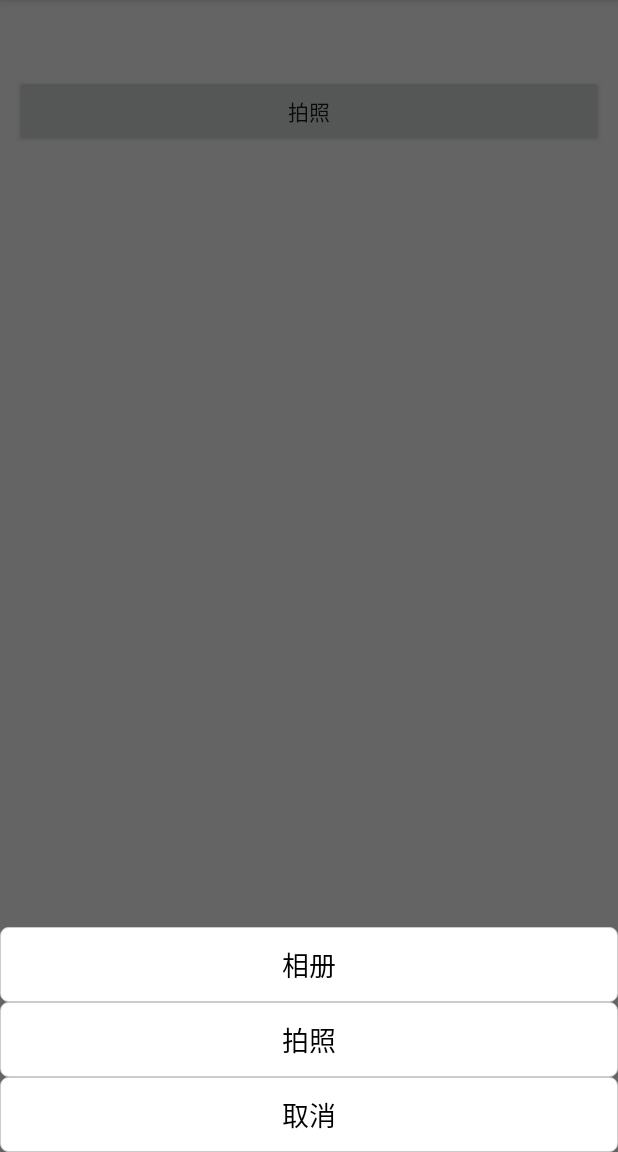
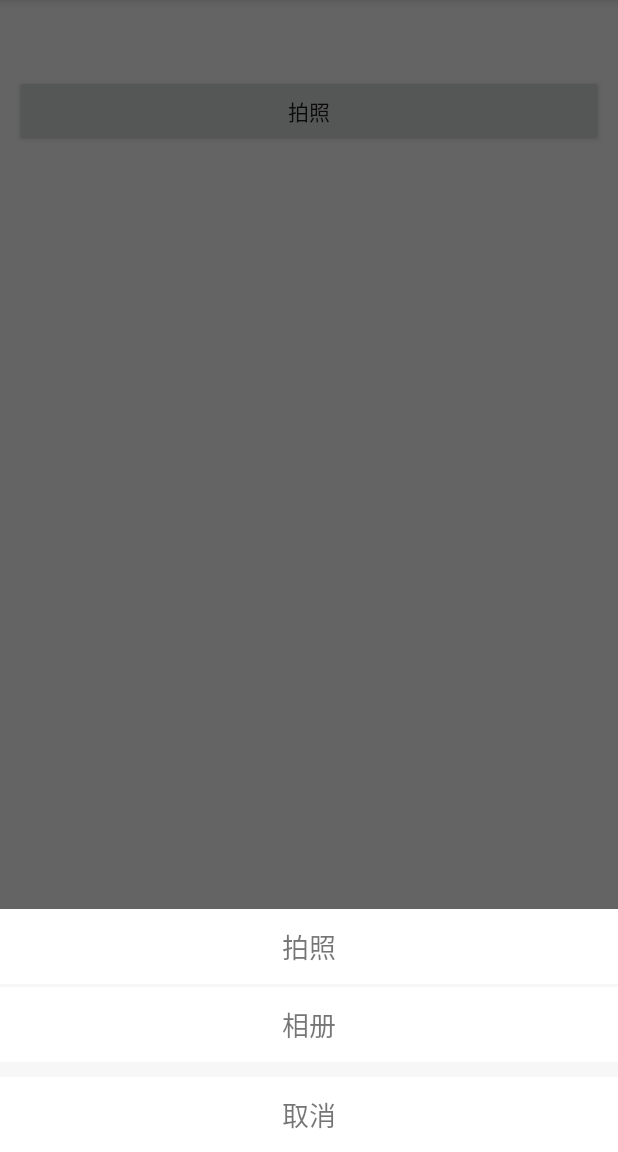
Before and after one commit to qq724418408/RSATest, an Android app: the CameraActivity screen opened directly, with no data from a screen before it, after a tap on "拍照", on a phone screen of 412 x 824 dp, the part 84-1236 px from its top. Run offline under Robolectric (Android 15) with nearby library versions, the phone set to English and light mode, and no system bars; pictures from the network do not load.

Commit message:
拍照，相册

```diff
--- a/app/src/main/AndroidManifest.xml
+++ b/app/src/main/AndroidManifest.xml
@@ -20,7 +20,7 @@
         <activity android:name=".activity.RegisterActivity" />
         <activity
             android:name=".activity.LoginActivity"
-            android:launchMode="singleTask">
+            android:launchMode="standard">
             <intent-filter>
                 <action android:name="android.intent.action.MAIN" />
 
--- a/app/src/main/java/com/forms/wjl/rsa/activity/CameraActivity.java
+++ b/app/src/main/java/com/forms/wjl/rsa/activity/CameraActivity.java
@@ -52,8 +52,8 @@ public class CameraActivity extends AppCompatActivity implements View.OnClickLis
         path = Environment.getExternalStorageDirectory() + File.separator + "image" + File.separator
                 + "temp";
         mScDialog = new XDialog.Builder(this).setContentView(R.layout.dialog_select_picture_camera)
-                .setWidthAndHeight(-1, -2).setOnClickListener(R.id.picture, this).setOnClickListener(R.id.camera, this)
-                .setOnClickListener(R.id.cancle, this).formBottom(true).create();
+                .setWidthAndHeight(-1, -2).setOnClickListener(R.id.tvPicture, this).setOnClickListener(R.id.tvCamera, this)
+                .setOnClickListener(R.id.tvCancel, this).formBottom(true).create();
     }
 
     @Override
@@ -62,17 +62,17 @@ public class CameraActivity extends AppCompatActivity implements View.OnClickLis
             case R.id.btnCamera:
                 mScDialog.show();
                 break;
-            case R.id.picture:
+            case R.id.tvPicture:
                 temUri = getTempUri();
                 startPicture();
                 mScDialog.dismiss();
                 break;
-            case R.id.camera:
+            case R.id.tvCamera:
                 temUri = getTempUri();
                 startCamera();
                 mScDialog.dismiss();
                 break;
-            case R.id.cancle:
+            case R.id.tvCancel:
                 mScDialog.dismiss();
                 break;
             default:
--- a/app/src/main/res/layout/dialog_select_picture_camera.xml
+++ b/app/src/main/res/layout/dialog_select_picture_camera.xml
@@ -1,33 +1,36 @@
 <?xml version="1.0" encoding="utf-8"?>
 <LinearLayout xmlns:android="http://schemas.android.com/apk/res/android"
-    android:orientation="vertical"
     android:layout_width="match_parent"
-    android:layout_height="wrap_content">
+    android:layout_height="wrap_content"
+    android:background="#F7F7F7"
+    android:orientation="vertical">
+
     <TextView
-        android:id="@+id/picture"
+        android:id="@+id/tvCamera"
+        android:layout_width="match_parent"
+        android:layout_height="50dp"
+        android:gravity="center"
+        android:text="拍照"
+        android:background="@color/colorWhite"
+        android:textSize="18sp" />
+
+    <TextView
+        android:id="@+id/tvPicture"
+        android:layout_width="match_parent"
+        android:layout_height="50dp"
+        android:layout_marginTop="2dp"
+        android:layout_marginBottom="10dp"
+        android:background="@color/colorWhite"
         android:gravity="center"
         android:text="相册"
-        android:textSize="18sp"
-        android:background="@drawable/shape_radiu_bg_white"
-        android:textColor="@android:color/black"
+        android:textSize="18sp" />
+
+    <TextView
+        android:id="@+id/tvCancel"
         android:layout_width="match_parent"
-        android:layout_height="50dp" />
-    <TextView
-        android:id="@+id/camera"
+        android:layout_height="50dp"
         android:gravity="center"
-        android:text="拍照"
-        android:textSize="18sp"
-        android:background="@drawable/shape_radiu_bg_white"
-        android:textColor="@android:color/black"
-        android:layout_width="match_parent"
-        android:layout_height="50dp" />
-    <TextView
-        android:id="@+id/cancle"
-        android:gravity="center"
+        android:background="@color/colorWhite"
         android:text="取消"
-        android:textSize="18sp"
-        android:background="@drawable/shape_radiu_bg_white"
-        android:textColor="@android:color/black"
-        android:layout_width="match_parent"
-        android:layout_height="50dp" />
+        android:textSize="18sp" />
 </LinearLayout>
--- a/app/src/main/res/values/colors.xml
+++ b/app/src/main/res/values/colors.xml
@@ -3,4 +3,5 @@
     <color name="colorPrimary">#3F51B5</color>
     <color name="colorPrimaryDark">#303F9F</color>
     <color name="colorAccent">#FF4081</color>
+    <color name="colorWhite">#ffffff</color>
 </resources>
```
